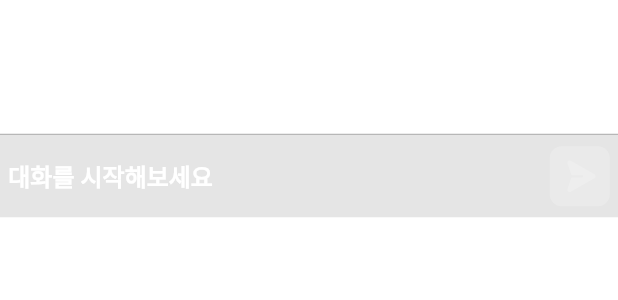
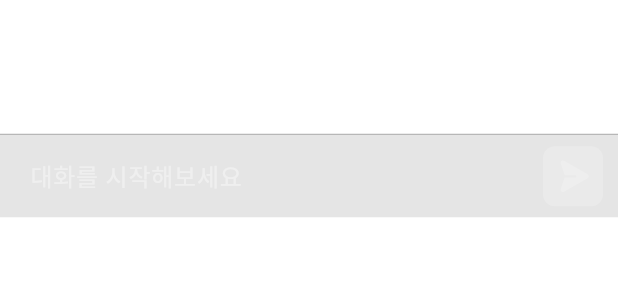
Before and after one commit to Nein-to-Sick/bandi_official, a Flutter app: the ChatMessageBar widget shown alone on an empty page, opened directly, on a phone screen of 412 x 824 dp. Shown: the top 300 px of the screen. Run offline on Flutter 3.47's test engine with Material 3 defaults, Android fonts, the light colour scheme and no system bars; our stand-ins replace cloud_firestore, firebase_auth, firebase_core, flutter_dotenv, phosphor_flutter, shared_preferences; missing offline and left inert: dart_openai; accounts and stored records are empty; Roboto replaces fonts that are missing (IBMPlexSansKR).

Commit message:
[Update] reset dialogue 및 chat 디자인 수정
변경된 Figma 디자인에 맞춰 chat 디자인 수정

```diff
--- a/lib/components/no_reuse/chat_message_bar.dart
+++ b/lib/components/no_reuse/chat_message_bar.dart
@@ -59,7 +59,7 @@ class _ChatMessageBarState extends State<ChatMessageBar> {
                 height: 8,
               ),
               Padding(
-                padding: const EdgeInsets.symmetric(horizontal: 20),
+                padding: const EdgeInsets.symmetric(horizontal: 26),
                 child: Row(
                   mainAxisAlignment: MainAxisAlignment.start,
                   children: [
@@ -92,13 +92,13 @@ class _ChatMessageBarState extends State<ChatMessageBar> {
                   itemBuilder: (context, index) {
                     return Padding(
                       padding: EdgeInsets.only(
-                          left: 13,
-                          right: (index ==
-                                  diaryAiChatController
-                                          .assistantMessage.length -
-                                      1)
-                              ? 13
-                              : 0),
+                        left: (index == 0) ? 24 : 12,
+                        right: (index ==
+                                diaryAiChatController.assistantMessage.length -
+                                    1)
+                            ? 24
+                            : 0,
+                      ),
                       child: CustomDialogue(
                         chatMessage:
                             diaryAiChatController.assistantMessage[index],
@@ -154,24 +154,24 @@ class _ChatMessageBarState extends State<ChatMessageBar> {
                         keyboardType: TextInputType.multiline,
                         maxLines: null,
                         cursorColor: BandiColor.neutralColor100(context),
-                        style: BandiFont.headlineLarge(context)?.copyWith(
+                        style: BandiFont.labelMedium(context)?.copyWith(
                           color: BandiColor.neutralColor100(context),
                         ),
                         decoration: InputDecoration(
                           hintText: (diaryAiChatController.isChatResponsLoading)
                               ? '답변 중이에요'
                               : '대화를 시작해보세요',
-                          hintStyle: BandiFont.headlineLarge(context)?.copyWith(
-                            color: BandiColor.neutralColor100(context),
+                          hintStyle: BandiFont.labelMedium(context)?.copyWith(
+                            color: BandiColor.neutralColor40(context),
                           ),
                           border: InputBorder.none,
-                          contentPadding: const EdgeInsets.only(left: 5.5),
+                          contentPadding: const EdgeInsets.only(left: 20),
                         ),
                       ),
                     ),
                   ),
                   Padding(
-                    padding: const EdgeInsets.only(right: 5.5),
+                    padding: const EdgeInsets.only(right: 10),
                     child: GestureDetector(
                       onTapDown: (sendButtonCondition())
                           ? null
--- a/lib/components/no_reuse/reset_dialogue.dart
+++ b/lib/components/no_reuse/reset_dialogue.dart
@@ -61,7 +61,7 @@ class _CustomResetDialogueState extends State<CustomResetDialogue> {
         borderRadius: BandiEffects.radius(),
       ),
       contentPadding: const EdgeInsets.symmetric(horizontal: 16, vertical: 27),
-      backgroundColor: BandiColor.neutralColor10(context),
+      backgroundColor: BandiColor.neutralColor80(context),
       content: Column(
         mainAxisAlignment: MainAxisAlignment.center,
         mainAxisSize: MainAxisSize.min,
@@ -69,7 +69,7 @@ class _CustomResetDialogueState extends State<CustomResetDialogue> {
           Text(
             '대화 내용을 리셋하실건가요? 리셋한 대화내용은 다시 볼 수 없어요.',
             style: BandiFont.headlineMedium(context)
-                ?.copyWith(color: BandiColor.foundationColor80(context)),
+                ?.copyWith(color: BandiColor.foundationColor60(context)),
             textAlign: TextAlign.center,
           ),
           const SizedBox(
--- a/lib/controller/diary_ai_chat_controller.dart
+++ b/lib/controller/diary_ai_chat_controller.dart
@@ -88,20 +88,6 @@ class DiaryAiChatController with ChangeNotifier {
     );
   }
 
-  static String formatTimestamp(Timestamp timestamp) {
-    // Timestamp to DateTime
-    DateTime dateTime = timestamp.toDate();
-
-    /*
-    String formattedTime =
-         DateFormat('yyyy년 MM월 dd일 EEEE', 'ko').format(dateTime);
-    */
-    // formate date time
-    String formattedTime = DateFormat('MM월 dd일 EEEE', 'ko').format(dateTime);
-
-    return formattedTime;
-  }
-
   // recommanded system message
   List<ChatMessage> assistantMessage = [
     ChatMessage(
@@ -111,7 +97,7 @@ class DiaryAiChatController with ChangeNotifier {
       messageTime: Timestamp.now(),
     ),
     ChatMessage(
-      message: '오늘 기분이 별로야 응원해 줘',
+      message: '오늘 기분이 별로야... 응원해 줘',
       messenger: Messenger.assistant,
       messageType: MessageType.chat,
       messageTime: Timestamp.now(),
@@ -124,36 +110,8 @@ class DiaryAiChatController with ChangeNotifier {
     ),
   ];
 
-  List<ChatMessage> defaultChatLog = [
-    ChatMessage(
-      message: formatTimestamp(Timestamp.now()),
-      messenger: Messenger.system,
-      messageType: MessageType.chat,
-      messageTime: Timestamp.now(),
-    ),
-    ChatMessage(
-      message: '안녕! 무슨 일이야?',
-      messenger: Messenger.ai,
-      messageType: MessageType.chat,
-      messageTime: Timestamp.now(),
-    ),
-  ];
-
   // current chat log
-  List<ChatMessage> chatlog = [
-    ChatMessage(
-      message: formatTimestamp(Timestamp.now()),
-      messenger: Messenger.system,
-      messageType: MessageType.chat,
-      messageTime: Timestamp.now(),
-    ),
-    ChatMessage(
-      message: '안녕! 무슨 일이야?',
-      messenger: Messenger.ai,
-      messageType: MessageType.chat,
-      messageTime: Timestamp.now(),
-    ),
-  ];
+  List<ChatMessage> chatlog = ChatMessage.defaultChatLog();
 
   // update user chatting
   void updateUserChat() {
@@ -208,7 +166,7 @@ class DiaryAiChatController with ChangeNotifier {
 
       // reset the chatlog (visible chat)
       chatlog.clear();
-      chatlog = defaultChatLog;
+      chatlog = ChatMessage.defaultChatLog();
 
       // reset the chat memory (for gpt prompt)
       chatMemory.clear();
@@ -231,6 +189,8 @@ class DiaryAiChatController with ChangeNotifier {
       // for (int i = 0; i < chatlog.length; i++) {
       //   dev.log(chatlog[i].message);
       // }
+    } else {
+      Navigator.pop(context);
     }
     notifyListeners();
   }
--- a/lib/model/diary_ai_chat.dart
+++ b/lib/model/diary_ai_chat.dart
@@ -1,5 +1,5 @@
 import 'package:cloud_firestore/cloud_firestore.dart';
-import 'dart:convert';
+import 'package:intl/intl.dart';
 
 enum Messenger {
   // 유저 메세지
@@ -29,6 +29,23 @@ class ChatMessage {
     required this.messageType,
     required this.messageTime,
   });
+
+  static List<ChatMessage> defaultChatLog() {
+    return [
+      ChatMessage(
+        message: formatTimestamp(Timestamp.now()),
+        messenger: Messenger.system,
+        messageType: MessageType.chat,
+        messageTime: Timestamp.now(),
+      ),
+      ChatMessage(
+        message: '안녕! 무슨 일이야?',
+        messenger: Messenger.ai,
+        messageType: MessageType.chat,
+        messageTime: Timestamp.now(),
+      ),
+    ];
+  }
 
   // make ChatMessage from Firestore documents
   factory ChatMessage.fromFirestore(DocumentSnapshot doc) {
@@ -85,4 +102,18 @@ class ChatMessage {
   int timestampToMilliseconds(Timestamp timestamp) {
     return timestamp.millisecondsSinceEpoch;
   }
+
+  static String formatTimestamp(Timestamp timestamp) {
+    // Timestamp to DateTime
+    DateTime dateTime = timestamp.toDate();
+
+    /*
+    String formattedTime =
+         DateFormat('yyyy년 MM월 dd일 EEEE', 'ko').format(dateTime);
+    */
+    // formate date time
+    String formattedTime = DateFormat('MM월 dd일 EEEE', 'ko').format(dateTime);
+
+    return formattedTime;
+  }
 }
```
